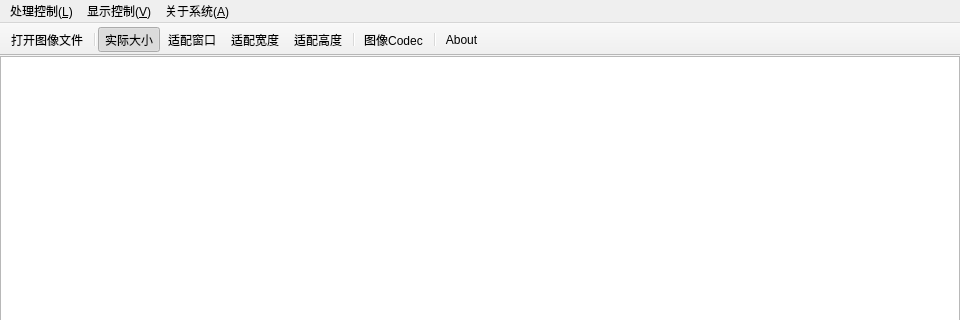
Above: src/mainwindow.ui from lutianen/Ziwi before the change; both pictures show x 0 to 960 and y 0 to 320 of the 960 by 540 pixel window. Below: the same form after it.
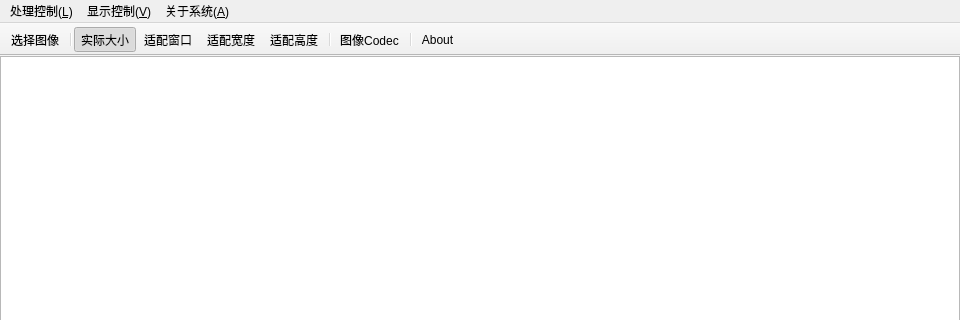
That is the form after the change.

```diff
--- a/src/mainwindow.ui
+++ b/src/mainwindow.ui
@@ -159,7 +159,7 @@
   </action>
   <action name="actionOpenImage">
    <property name="text">
-    <string>打开图像文件</string>
+    <string>选择图像</string>
    </property>
   </action>
   <action name="actionAbout">
```
Left out of the diff: 2 changed lines with no effect on the pictures.
